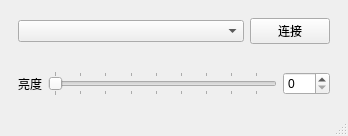
Old version of the form mainwindow.ui in the repository choushunn/MXKJ_LEDController.
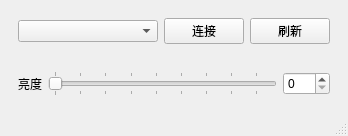
New version of the form.

```diff
--- a/mainwindow.ui
+++ b/mainwindow.ui
@@ -25,7 +25,7 @@
         <widget class="QComboBox" name="comboBox">
          <property name="sizePolicy">
           <sizepolicy hsizetype="Expanding" vsizetype="Fixed">
-           <horstretch>0</horstretch>
+           <horstretch>4</horstretch>
            <verstretch>0</verstretch>
           </sizepolicy>
          </property>
@@ -38,6 +38,13 @@
          </property>
         </widget>
        </item>
+       <item>
+        <widget class="QPushButton" name="pushButton">
+         <property name="text">
+          <string>刷新</string>
+         </property>
+        </widget>
+       </item>
       </layout>
      </widget>
     </item>
```
